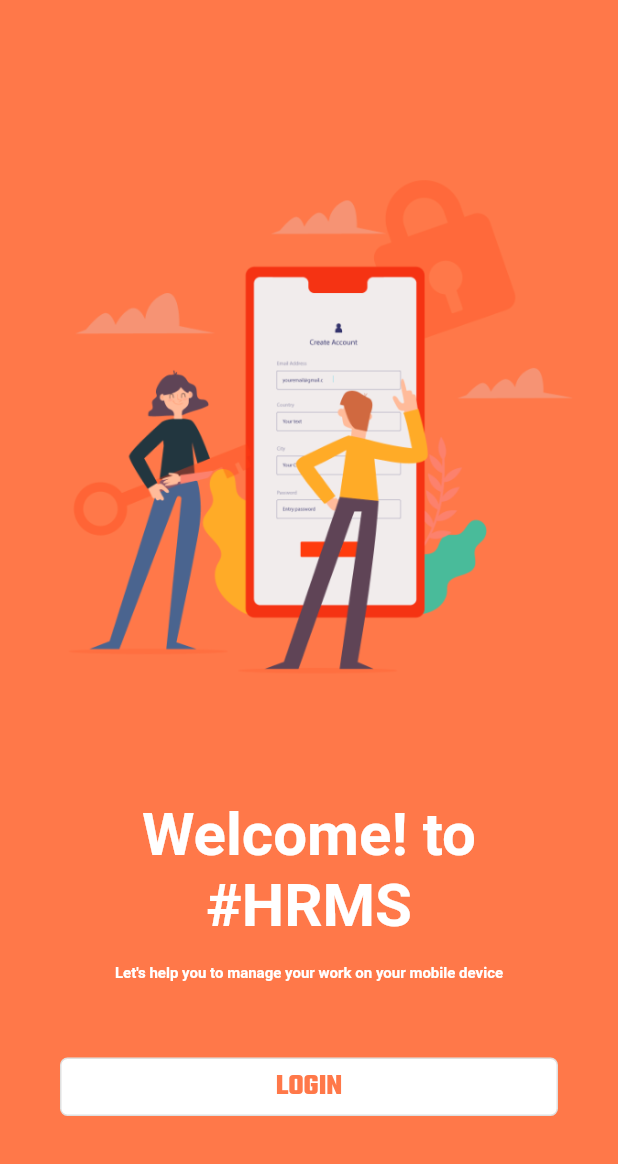
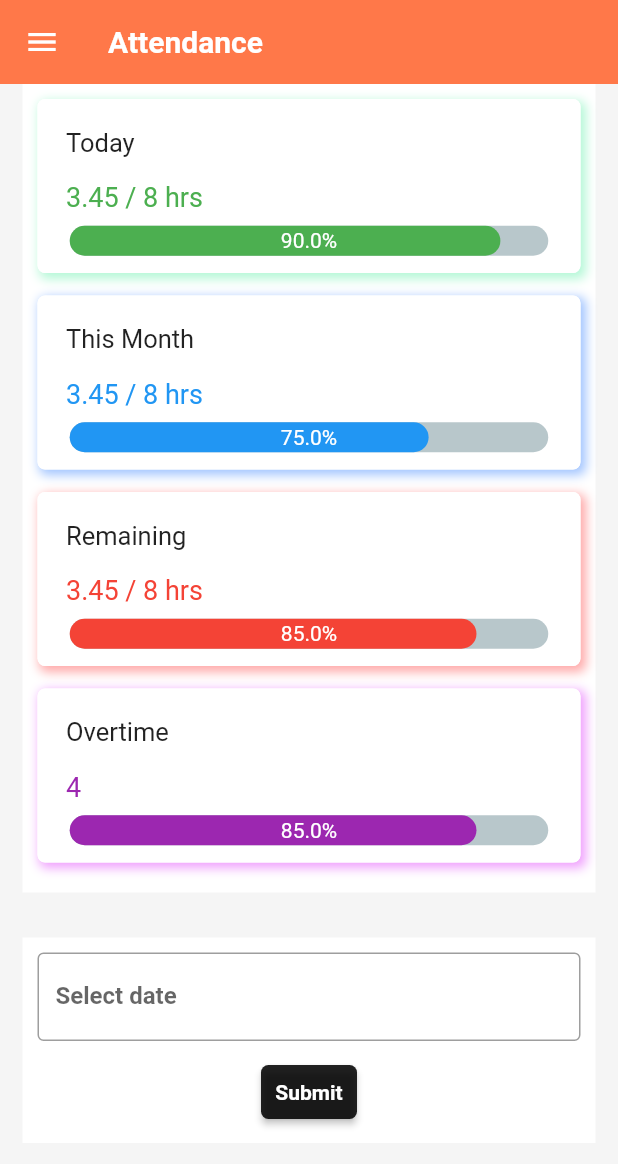
Before and after one commit to Rahul007bond/HRMS, a Flutter app: the screen it shows after launch, on a phone screen of 412 x 824 dp. Shown: the top 1164 px of the screen. Run offline on Flutter 3.47's test engine with Material 2 defaults, Android fonts, the phone set to English and light mode, and no system bars; drawn by our look-alikes of percent_indicator; our stand-ins replace flutter_otp_text_field, get, google_fonts, liquid_swipe, smooth_page_indicator, syncfusion_flutter_charts; missing offline and left inert: circular_chart_flutter.

Commit message:
6th commit

```diff
--- a/lib/main.dart
+++ b/lib/main.dart
@@ -1,6 +1,8 @@
 import 'package:flutter/material.dart';
 import 'package:get/get_navigation/src/root/get_material_app.dart';
+import 'package:hrms/src/features/attendance/attendance.dart';
 import 'package:hrms/src/features/authentication/screens/splash_screen/splash.dart';
+import 'package:hrms/src/features/home_screen/home_screen.dart';
 import 'package:hrms/src/utils/theme/theme.dart';
 
 
@@ -19,7 +21,7 @@ class MyApp extends StatelessWidget {
       title: 'HRMS',
       theme: HApptheme.lightTheme,
 
-      home:  const SplashScreen(),
+      home: const Attendance(),
     );
   }
 }
--- /dev/null
+++ b/lib/src/features/attendance/attendance.dart
@@ -0,0 +1,262 @@
+import 'package:flutter/material.dart';
+
+import 'package:percent_indicator/linear_percent_indicator.dart';
+import 'package:http/http.dart' as http;
+import '../drawer/custom_drawer.dart';
+
+
+class Attendance extends StatefulWidget {
+  const Attendance({super.key});
+
+  @override
+  State<StatefulWidget> createState() => _Attendance();
+}
+
+class _Attendance extends State<Attendance> {
+  final _formKey = GlobalKey<FormState>();
+  final _controller = TextEditingController();
+  DateTime? _selectedDate;
+  final columns = [
+    "#",
+    "date",
+    "punch in",
+    "punch out",
+    "production",
+    "break",
+    "overtime"
+  ];
+
+
+  // Define an index to track the current color
+  @override
+  Widget build(BuildContext context) {
+    return Scaffold(
+        backgroundColor: Colors.grey.withOpacity(0.1),
+        extendBodyBehindAppBar: true,
+        appBar: AppBar(
+          elevation: 0,
+          iconTheme: IconThemeData(color: Colors.white),
+          title: const Text(
+            "Attendance",
+            style: TextStyle(color: Colors.white, fontWeight: FontWeight.bold),
+          ),
+        ),
+        drawer: const CustomDrawer(),
+        body: SingleChildScrollView(
+          child: Column(
+            children: [
+              SizedBox(height: 10),
+              Container(
+                color: Colors.white,
+                margin: EdgeInsets.all(15),
+                padding: EdgeInsets.only(left: 10, bottom: 20, right: 10),
+                child: Column(
+                  children: [
+                    SizedBox(height: 10),
+                    Container(
+                      child: Text(
+                        'Statistics',
+                        style: TextStyle(fontWeight: FontWeight.bold),
+                      ),
+                    ),
+                    SizedBox(height: 15),
+                    Column(
+                      children: [
+                        AttendanceProgress(
+                          title: "Today",
+                          time: "3.45 / 8 hrs",
+                          percent: 0.9,
+                          elementcolor: Colors.green,
+                          shadowcolor: Colors.greenAccent.withOpacity(0.5),
+                        ),
+                        SizedBox(height: 15),
+                        AttendanceProgress(
+                          time: "3.45 / 8 hrs",
+                          percent: 0.75,
+                          title: "This Month",
+                          elementcolor: Colors.blue,
+                          shadowcolor: Colors.blueAccent.withOpacity(0.5),
+                        ),
+                        SizedBox(height: 15),
+                        AttendanceProgress(
+                          time: "3.45 / 8 hrs",
+                          percent: 0.85,
+                          title: "Remaining",
+                          elementcolor: Colors.red,
+                          shadowcolor: Colors.redAccent.withOpacity(0.5),
+                        ),
+                        SizedBox(height: 15),
+                        AttendanceProgress(
+                          time: "4",
+                          percent: 0.85,
+                          title: "Overtime",
+                          elementcolor: Colors.purple,
+                          shadowcolor: Colors.purpleAccent.withOpacity(0.5),
+                        ),
+                      ],
+                    ),
+                  ],
+                ),
+              ),
+              Container(
+                color: Colors.white,
+                margin: EdgeInsets.all(15),
+                padding: EdgeInsets.all(10),
+                child: Form(
+                  key: _formKey,
+                  child: Column(
+                    children: <Widget>[
+                      TextFormField(
+                        controller: _controller,
+                        decoration: InputDecoration(
+                            labelText: 'Select date',
+                            labelStyle: TextStyle(fontWeight: FontWeight.bold)),
+                        validator: (value) {
+                          if (value == null || value.isEmpty) {
+                            return 'Please enter a date';
+                          }
+                          return null;
+                        },
+                        onTap: () => _selectDate(context),
+                      ),
+                      SizedBox(
+                        height: 10,
+                      ),
+                      ElevatedButton(
+                        onPressed: () => _submit(),
+                        child: Text(
+                          'Submit',
+                          style: TextStyle(fontWeight: FontWeight.bold),
+                        ),
+                      ),
+                    ],
+                  ),
+                ),
+              ),
+            ],
+          ),
+        ));
+  }
+
+  Future<void> _selectDate(BuildContext context) async {
+    final DateTime? picked = await showDatePicker(
+        context: context,
+        initialDate: DateTime.now(),
+        firstDate: DateTime(2000),
+        lastDate: DateTime(2025),
+        builder: (context, child) {
+          return Theme(
+              data: Theme.of(context).copyWith(
+                colorScheme: ColorScheme.light(
+                  primary: Color(0xffff7849), // <-- SEE HERE
+                  onPrimary: Colors.white, // <-- SEE HERE
+                  onSurface: Colors.black, // <-- SEE HERE
+                ),
+                textButtonTheme: TextButtonThemeData(
+                  style: TextButton.styleFrom(
+                    foregroundColor: Colors.black, // button text color
+                  ),
+                ),
+              ),
+              child: child!);
+        });
+    if (picked != null && picked != _selectedDate) {
+      setState(() {
+        _selectedDate = picked;
+        _controller.text = picked.toString().split(' ')[0];
+      });
+    }
+  }
+
+  void _submit() async {
+    if (_formKey.currentState!.validate()) {
+      // Send data to server
+      var url = Uri.parse('https://example.com/submit');
+      var response = await http.post(url, body: {'date': _controller.text});
+      print('Response status: ${response.statusCode}');
+      print('Response body: ${response.body}');
+    }
+  }
+
+}
+
+
+
+
+
+
+
+class AttendanceProgress extends StatelessWidget {
+  const AttendanceProgress({
+    required this.elementcolor,
+    required this.percent,
+    required this.shadowcolor,
+    required this.time,
+    required this.title,
+    super.key,
+  });
+  final Color elementcolor;
+  final Color shadowcolor;
+  final String title;
+  final String time;
+  final double percent;
+
+  @override
+  Widget build(BuildContext context) {
+    return Container(
+        padding: EdgeInsets.all(10),
+        decoration: BoxDecoration(
+          border: Border.all(color: Colors.white),
+          borderRadius: BorderRadius.all(Radius.circular(5)),
+          boxShadow: [
+            BoxShadow(
+              color: shadowcolor,
+              offset: const Offset(
+                2.5,
+                2.5,
+              ),
+              blurRadius: 5.0,
+              spreadRadius: 1.0,
+            ), //BoxShadow
+            const BoxShadow(
+              color: Colors.white,
+              offset: Offset(0.0, 0.0),
+              blurRadius: 0.0,
+              spreadRadius: 0.0,
+            ), //BoxShadow
+          ],
+        ),
+        child: Column(crossAxisAlignment: CrossAxisAlignment.start, children: [
+          Padding(
+            padding: const EdgeInsets.all(8.0),
+            child: Text(
+              title,
+              style: TextStyle(fontSize: 17),
+            ),
+          ),
+          Padding(
+            padding: const EdgeInsets.all(8.0),
+            child: Text(
+              time,
+              style: TextStyle(fontSize: 18, color: elementcolor),
+            ),
+          ),
+          Padding(
+            padding: const EdgeInsets.all(0.5),
+            child: LinearPercentIndicator(
+              width: MediaQuery.of(context).size.width - 73,
+              animation: true,
+              lineHeight: 20.0,
+              animationDuration: 2000,
+              percent: percent,
+              center: Text(
+                "${100 * percent}%",
+                style: TextStyle(color: Colors.white),
+              ),
+              barRadius: const Radius.circular(12),
+              progressColor: elementcolor,
+            ),
+          ),
+        ]));
+  }
+}
--- a/lib/src/features/drawer/custom_drawer.dart
+++ b/lib/src/features/drawer/custom_drawer.dart
@@ -23,12 +23,15 @@ class _CustomDrawerState extends State<CustomDrawer> {
         duration: const Duration(milliseconds: 500),
         width: _isCollapsed ? 300 : 70,
         margin: const EdgeInsets.only(bottom: 10, top: 10),
-        decoration: const BoxDecoration(
+
+        decoration:  BoxDecoration(
+
           borderRadius: BorderRadius.only(
             bottomRight: Radius.circular(10),
             topRight: Radius.circular(10),
           ),
-          color: Color.fromRGBO(20, 20, 20, 1),
+          color: Colors.grey.withOpacity(0.9),
+
         ),
         child: Padding(
           padding: const EdgeInsets.symmetric(horizontal: 10),
--- a/lib/src/features/drawer/header.dart
+++ b/lib/src/features/drawer/header.dart
@@ -23,7 +23,7 @@ class CustomDrawerHeader extends StatelessWidget {
             const Expanded(
               flex: 3,
               child: Text(
-                'FlyCompany',
+                'HRMS',
                 style: TextStyle(
                   color: Colors.white,
                   fontWeight: FontWeight.bold,
--- a/lib/src/features/home_screen/home_screen.dart
+++ b/lib/src/features/home_screen/home_screen.dart
@@ -4,6 +4,8 @@ import 'package:get/get_utils/get_utils.dart';
 import 'package:google_fonts/google_fonts.dart';
 import 'package:percent_indicator/circular_percent_indicator.dart';
 import 'package:syncfusion_flutter_charts/charts.dart';
+
+import '../drawer/custom_drawer.dart';
 
 class HomeScreen extends StatefulWidget {
   @override
@@ -15,22 +17,28 @@ class _HomeScreen extends State<HomeScreen> {
   @override
   Widget build(BuildContext context) {
     return Scaffold(
+
         backgroundColor: Colors.grey.withOpacity(0.1),
+        extendBodyBehindAppBar: true,
         appBar: AppBar(
-          leading: BackButton(),
-          backgroundColor: Color(0xFFFF7849),
           elevation: 0,
+          iconTheme: IconThemeData(color: Colors.white),
+          title: const Text("Dashboard",style: TextStyle(color: Colors.white,fontWeight: FontWeight.bold),),
+
         ),
+        drawer: const CustomDrawer(),
+
         body: ListView(
+
           children: [
-            SizedBox(height: 15),
+            const SizedBox(height: 15),
             Row(
-              children: [
+              children: const [
                 SizedBox(width: 10),
                 Text(
-                  'Dashboard',
+                  'Employee Dashboard',
                   style: TextStyle(
-                    fontSize: 22,
+                    fontSize: 14,
                     fontWeight: FontWeight.bold,
                     color: Color(0xff38414a),
                   ),
@@ -38,16 +46,7 @@ class _HomeScreen extends State<HomeScreen> {
               ],
             ),
             SizedBox(height: 10),
-            Row(
-              children: [
-                SizedBox(width: 10),
-                Text('DashBoard-> Employee DashBoard',
-                    style: TextStyle(
-                      fontSize: 14,
-                      fontWeight: FontWeight.bold,
-                    )),
-              ],
-            ),
+
             Container(
               color: Colors.white,
               margin: EdgeInsets.all(15),
@@ -58,7 +57,7 @@ class _HomeScreen extends State<HomeScreen> {
                   Row(
                     children: [
                       Container(
-                        child: Text('Tasks'),
+                        child: Text('Tasks',style: TextStyle(fontWeight: FontWeight.bold),),
                         padding: EdgeInsets.only(left: 28),
                       ),
                     ],
@@ -75,7 +74,7 @@ class _HomeScreen extends State<HomeScreen> {
                       style: new TextStyle(
                           fontWeight: FontWeight.bold,
                           fontSize: 15,
-                          color: Colors.lightBlue),
+                          color: Colors.green),
                     ),
                     circularStrokeCap: CircularStrokeCap.square,
                     progressColor: Color(0xFFFF7849),
--- a/pubspec.yaml
+++ b/pubspec.yaml
@@ -44,7 +44,7 @@ dependencies:
   http: ^0.13.5
   circular_chart_flutter: ^0.0.2
   syncfusion_flutter_charts: ^19.1.56
-  percent_indicator: ^4.0.1
+  percent_indicator: ^4.2.2
 
 
 
```
Also changed, not shown: lib/src/features/attendance/data/attendance.dart (added), lib/src/features/attendance/models/attendance.dart (added), pubspec.lock.
